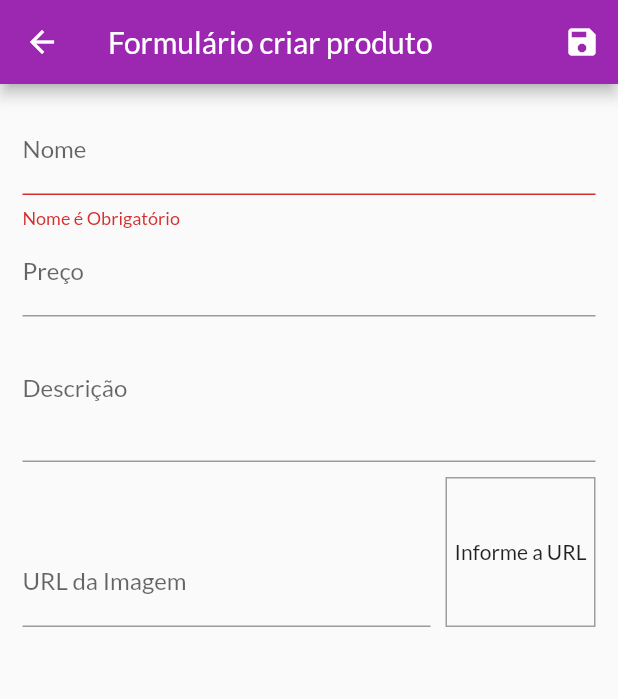
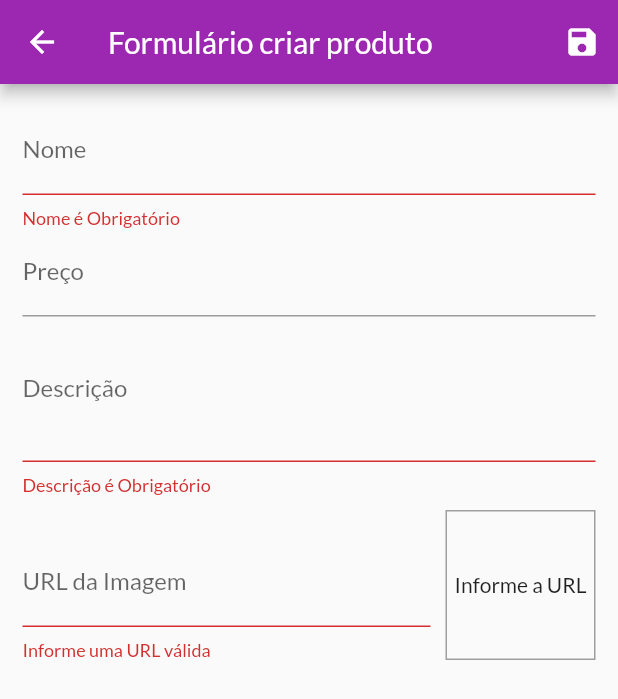
Before and after one commit to Nicollas1305/Shop, a Flutter app: the ProductFormPage screen opened by its route, after a tap on the "save" icon, on a phone screen of 412 x 824 dp. Shown: the top 699 px of the screen. Run offline on Flutter 3.47's test engine with Material 2 defaults, Android fonts, the phone set to English and light mode, and no system bars; network calls fail.

Commit message:
CRUD implemented

```diff
--- a/lib/pages/product_form_page.dart
+++ b/lib/pages/product_form_page.dart
@@ -1,7 +1,7 @@
-import 'dart:math';
-
 import 'package:flutter/material.dart';
+import 'package:provider/provider.dart';
 import 'package:shop/models/product.dart';
+import 'package:shop/models/product_list.dart';
 
 class ProductFormPage extends StatefulWidget {
   const ProductFormPage({Key? key}) : super(key: key);
@@ -26,6 +26,26 @@ class _ProductFormPageState extends State<ProductFormPage> {
   }
 
   @override
+  void didChangeDependencies() {
+    super.didChangeDependencies();
+
+    if (_formData.isEmpty) {
+      final arg = ModalRoute.of(context)?.settings.arguments;
+
+      if (arg != null) {
+        final product = arg as Product;
+        _formData['id'] = product.id;
+        _formData['name'] = product.name;
+        _formData['price'] = product.price;
+        _formData['description'] = product.description;
+        _formData['imageUrl'] = product.imageUrl;
+
+        _imageUrlController.text = product.imageUrl;
+      }
+    }
+  }
+
+  @override
   void dispose() {
     super.dispose();
     _priceFocus.dispose();
@@ -38,6 +58,14 @@ class _ProductFormPageState extends State<ProductFormPage> {
     setState(() {});
   }
 
+  bool isValidImageUrl(String url) {
+    bool isValidUrl = Uri.tryParse(url)?.hasAbsolutePath ?? false;
+    bool endsWithFile = url.toLowerCase().endsWith('.png') ||
+        url.toLowerCase().endsWith('.jpg') ||
+        url.toLowerCase().endsWith('.jpeg');
+    return isValidUrl && endsWithFile;
+  }
+
   void _submitForm() {
     final isValid = _formKey.currentState?.validate() ?? false;
 
@@ -46,13 +74,9 @@ class _ProductFormPageState extends State<ProductFormPage> {
     }
 
     _formKey.currentState?.save();
-    final newProduct = Product(
-      id: Random().nextDouble().toString(),
-      name: _formData['name'] as String,
-      description: _formData['description'] as String,
-      price: _formData['price'] as double,
-      imageUrl: _formData['imageUrl'] as String,
-    );
+
+    Provider.of<ProductList>(context, listen: false).saveProduct(_formData);
+    Navigator.of(context).pop();
   }
 
   @override
@@ -76,6 +100,7 @@ class _ProductFormPageState extends State<ProductFormPage> {
           child: ListView(
             children: [
               TextFormField(
+                initialValue: _formData['name']?.toString(),
                 decoration: const InputDecoration(labelText: 'Nome'),
                 textInputAction: TextInputAction.next,
                 onFieldSubmitted: (_) {
@@ -94,6 +119,7 @@ class _ProductFormPageState extends State<ProductFormPage> {
                 },
               ),
               TextFormField(
+                initialValue: _formData['price']?.toString(),
                 decoration: const InputDecoration(labelText: 'Preço'),
                 textInputAction: TextInputAction.next,
                 focusNode: _priceFocus,
@@ -104,8 +130,17 @@ class _ProductFormPageState extends State<ProductFormPage> {
                 },
                 onSaved: (price) =>
                     _formData['price'] = double.parse(price ?? '0'),
+                validator: (_price) {
+                  final priceString = _price ?? '';
+                  final price = double.tryParse(priceString) ?? -1;
+                  if (price <= 0) {
+                    'Informe um preço Válido.';
+                  }
+                  return null;
+                },
               ),
               TextFormField(
+                initialValue: _formData['description']?.toString(),
                 decoration: const InputDecoration(labelText: 'Descrição'),
                 textInputAction: TextInputAction.next,
                 focusNode: _decriptionFocus,
@@ -113,6 +148,16 @@ class _ProductFormPageState extends State<ProductFormPage> {
                 maxLines: 3,
                 onSaved: (description) =>
                     _formData['description'] = description ?? '',
+                validator: (_description) {
+                  final description = _description ?? '';
+                  if (description.trim().isEmpty) {
+                    return 'Descrição é Obrigatório';
+                  }
+                  if (description.trim().length < 15) {
+                    return ' precisa no mínimo de 15 letras';
+                  }
+                  return null;
+                },
               ),
               Row(
                 crossAxisAlignment: CrossAxisAlignment.end,
@@ -128,6 +173,14 @@ class _ProductFormPageState extends State<ProductFormPage> {
                       onFieldSubmitted: (_) => _submitForm(),
                       onSaved: (imageUrl) =>
                           _formData['imageUrl'] = imageUrl ?? '',
+                      validator: (_imageUrl) {
+                        final imageUrl = _imageUrl ?? '';
+
+                        if (!isValidImageUrl(imageUrl)) {
+                          return 'Informe uma URL válida';
+                        }
+                        return null;
+                      },
                     ),
                   ),
                   Container(
```
Also changed, not shown: lib/components/product_item.dart (+33 -5 lines), lib/models/product_list.dart (+37 -0 lines).
